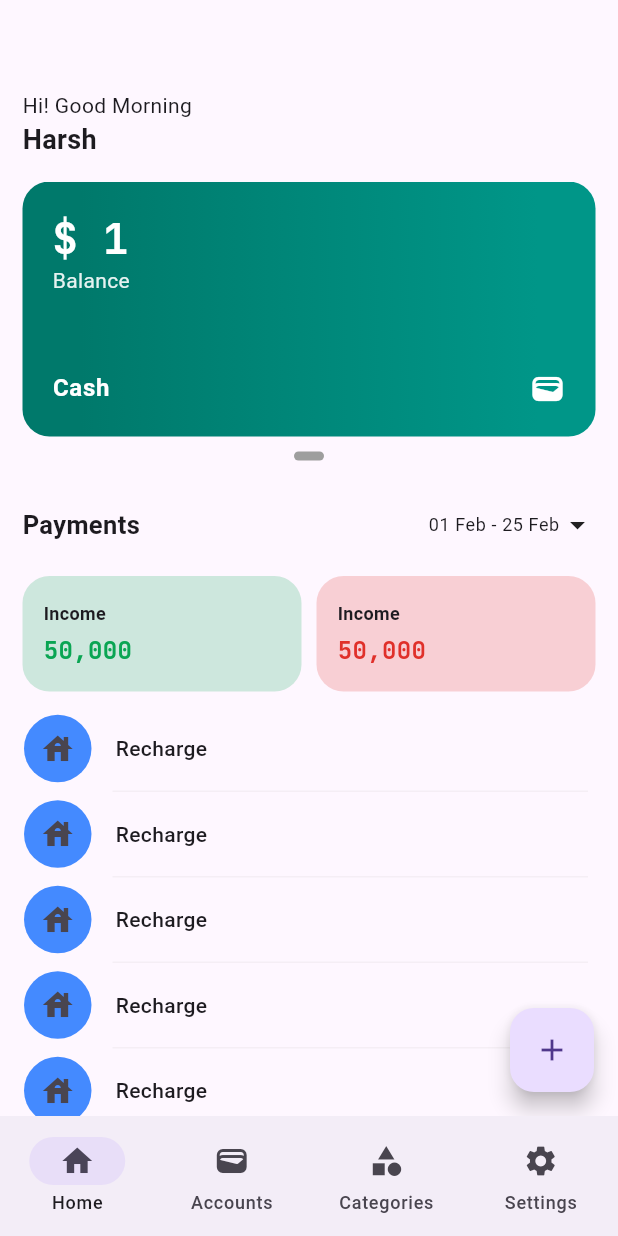
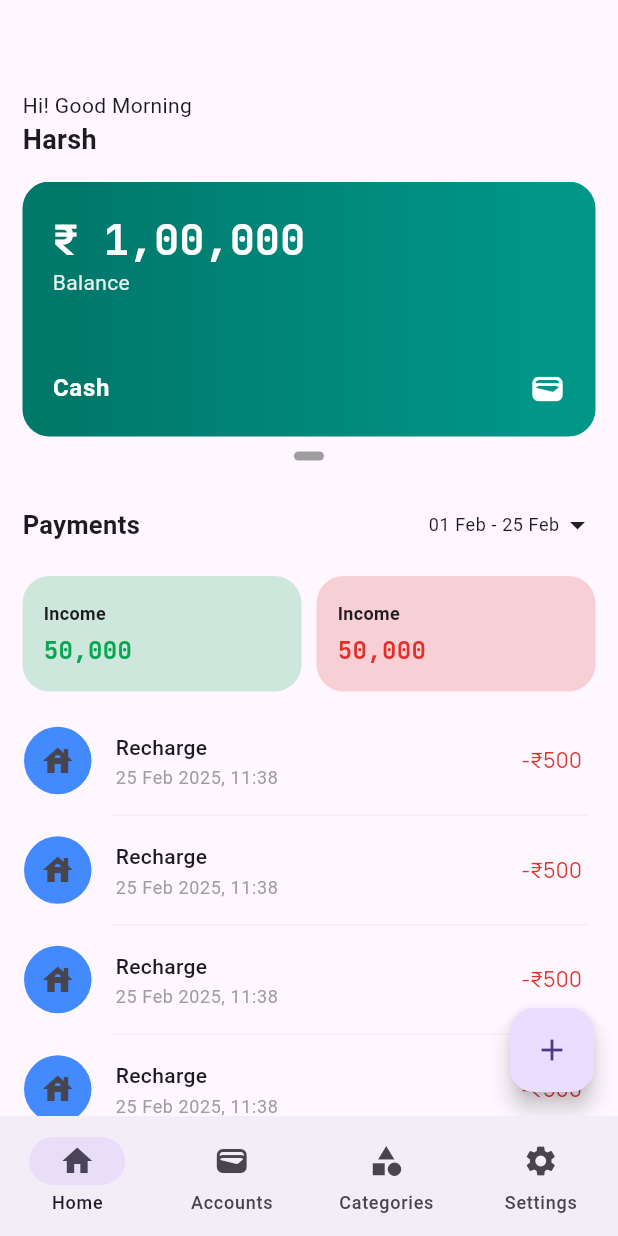
Before and after one commit to harsh-rathod7104/fintracker, a Flutter app: the screen it shows after launch, on a phone screen of 412 x 824 dp. Run offline on Flutter 3.47's test engine with Material 3 defaults, Android fonts, the phone set to English and light mode, and no system bars; our stand-ins replace dynamic_color, google_fonts.

Commit message:
modified payment tile

```diff
--- a/lib/screens/home/views/home_screen.dart
+++ b/lib/screens/home/views/home_screen.dart
@@ -1,4 +1,6 @@
+import 'package:fintracker/screens/add_expense/views/add_expense_screen.dart';
 import 'package:fintracker/theme/colors.dart';
+import 'package:flutter/cupertino.dart';
 import 'package:flutter/material.dart';
 import 'package:google_fonts/google_fonts.dart';
 import 'package:intl/intl.dart';
@@ -88,7 +90,7 @@ class _HomeScreenState extends State<HomeScreen> {
                                   crossAxisAlignment: CrossAxisAlignment.start,
                                   children: [
                                     Text(
-                                      "\$ 1",
+                                      "₹ 1,00,000",
                                       style: Theme.of(context)
                                           .textTheme
                                           .headlineMedium
@@ -292,6 +294,18 @@ class _HomeScreenState extends State<HomeScreen> {
                           const TextStyle(fontWeight: FontWeight.w500),
                         ),
                   ),
+                  subtitle: Text(
+                    "25 Feb 2025, 11:38",
+                    style: Theme.of(context).textTheme.bodySmall?.apply(
+                        color: Colors.grey, overflow: TextOverflow.ellipsis),
+                  ),
+                  trailing: Text(
+                    "-₹500",
+                    style: Theme.of(context).textTheme.bodyMedium?.apply(
+                          color: ThemeColors.error,
+                          fontFamily: GoogleFonts.manrope().fontFamily,
+                        ),
+                  ),
                 );
               },
               separatorBuilder: (context, index) {
@@ -308,7 +322,10 @@ class _HomeScreenState extends State<HomeScreen> {
         ),
       ),
       floatingActionButton: FloatingActionButton(
-        onPressed: () {},
+        onPressed: () {
+          Navigator.of(context).push(
+              CupertinoPageRoute(builder: (context) => AddExpenseScreen()));
+        },
         child: Icon(Icons.add),
       ),
     );
```
